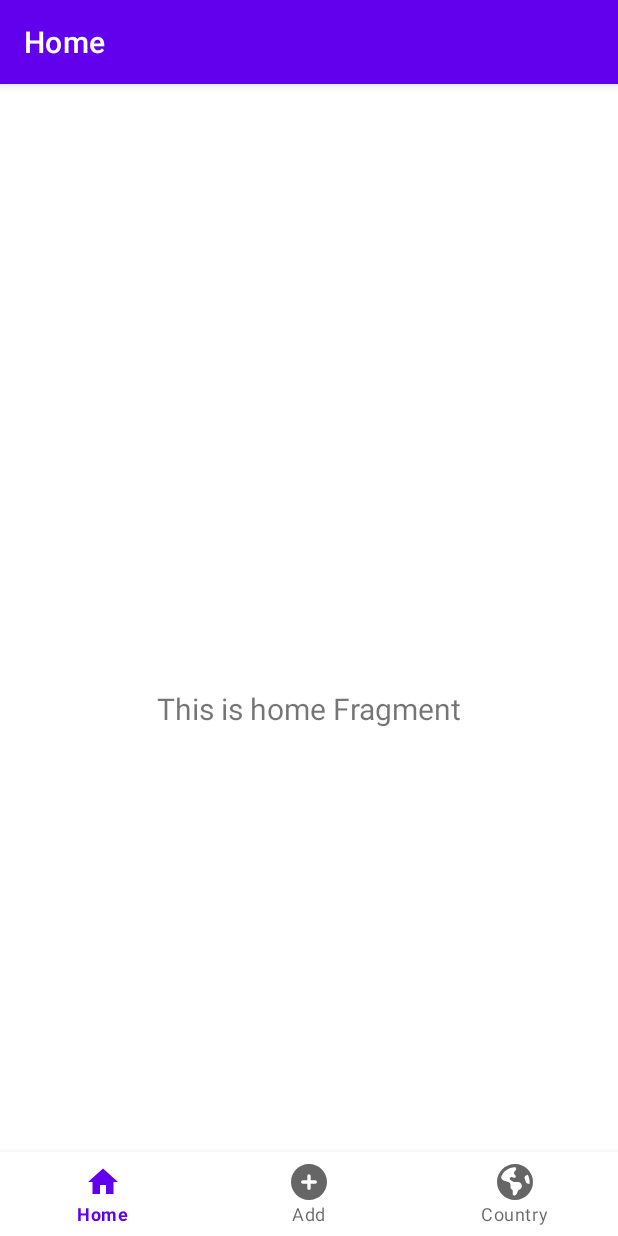
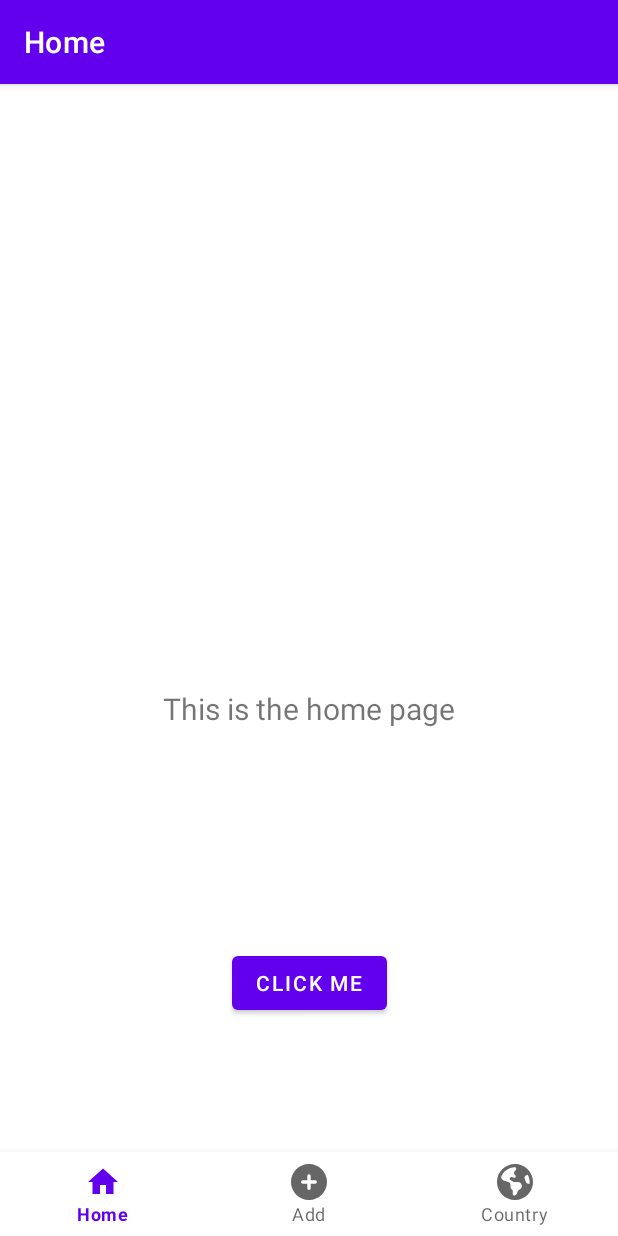
Before and after one commit to RomainGuarinoni/WorldMemo, an Android app: the screen it shows after launch (MainActivity), on a phone screen of 412 x 824 dp. Run offline under Robolectric (Android 15) with nearby library versions, the phone set to English and light mode, and no system bars; our stand-ins replace navigation-ui.

Commit message:
feat: update string with button click

```diff
--- a/app/src/main/java/com/example/worldmemo/ui/home/HomeFragment.kt
+++ b/app/src/main/java/com/example/worldmemo/ui/home/HomeFragment.kt
@@ -4,6 +4,7 @@ import android.os.Bundle
 import android.view.LayoutInflater
 import android.view.View
 import android.view.ViewGroup
+import android.widget.Button
 import android.widget.TextView
 import androidx.fragment.app.Fragment
 import androidx.lifecycle.ViewModelProvider
@@ -29,9 +30,15 @@ class HomeFragment : Fragment() {
         val root: View = binding.root
 
         val textView: TextView = binding.textHome
+        val button:Button = binding.changeText
         homeViewModel.text.observe(viewLifecycleOwner) {
             textView.text = it
         }
+
+        button.setOnClickListener{
+            homeViewModel.changeText()
+        }
+
         return root
     }
 
--- a/app/src/main/java/com/example/worldmemo/ui/home/HomeViewModel.kt
+++ b/app/src/main/java/com/example/worldmemo/ui/home/HomeViewModel.kt
@@ -6,8 +6,21 @@ import androidx.lifecycle.ViewModel
 
 class HomeViewModel : ViewModel() {
 
-    private val _text = MutableLiveData<String>().apply {
-        value = "This is home Fragment"
-    }
-    val text: LiveData<String> = _text
+    private val _text:MutableLiveData<String> = MutableLiveData("This is the home page")
+
+ private val textArray:Array<String> = arrayOf("bonjour a tous", "cette app est incroyable", "je comprends rien a android")
+ private var currentIndex = 0
+
+ private fun incrementCurrentIndex(){
+     if(currentIndex == textArray.size -1){
+         currentIndex = 0
+     }else{
+         currentIndex++
+     }
+ }
+ fun changeText(){
+     incrementCurrentIndex()
+     _text.value = textArray[currentIndex]
+ }
+ val text: LiveData<String> = _text
 }
--- a/app/src/main/res/layout/fragment_home.xml
+++ b/app/src/main/res/layout/fragment_home.xml
@@ -19,4 +19,14 @@
         app:layout_constraintEnd_toEndOf="parent"
         app:layout_constraintStart_toStartOf="parent"
         app:layout_constraintTop_toTopOf="parent" />
+
+    <Button
+        android:id="@+id/change_text"
+        android:layout_width="wrap_content"
+        android:layout_height="wrap_content"
+        android:text="click me"
+        app:layout_constraintBottom_toBottomOf="parent"
+        app:layout_constraintEnd_toEndOf="parent"
+        app:layout_constraintStart_toStartOf="parent"
+        app:layout_constraintTop_toBottomOf="@+id/text_home" />
 </androidx.constraintlayout.widget.ConstraintLayout>
```
